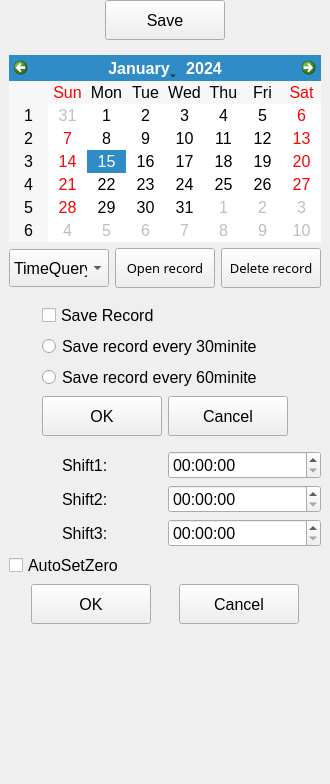
Before: the Qt Designer form countset.ui in zhuojiahu/yanzheng, drawn with Qt 5.
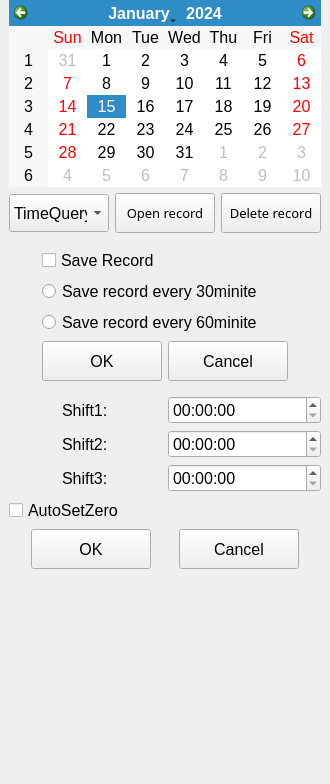
After: the same form once the commit is applied. Custom widgets are drawn as their Qt base class.

What changed in the file:
```diff
--- a/countset.ui
+++ b/countset.ui
@@ -29,48 +29,6 @@
    <property name="margin">
     <number>0</number>
    </property>
-   <item>
-    <widget class="DHBaseWidget" name="widget_conut" native="true">
-     <property name="font">
-      <font>
-       <pointsize>12</pointsize>
-      </font>
-     </property>
-     <layout class="QVBoxLayout" name="verticalLayout">
-      <property name="topMargin">
-       <number>0</number>
-      </property>
-      <item>
-       <layout class="QHBoxLayout" name="horizontalLayout">
-        <item>
-         <widget class="QPushButton" name="pushButton_save">
-          <property name="minimumSize">
-           <size>
-            <width>120</width>
-            <height>40</height>
-           </size>
-          </property>
-          <property name="maximumSize">
-           <size>
-            <width>120</width>
-            <height>40</height>
-           </size>
-          </property>
-          <property name="font">
-           <font>
-            <pointsize>12</pointsize>
-           </font>
-          </property>
-          <property name="text">
-           <string>Save</string>
-          </property>
-         </widget>
-        </item>
-       </layout>
-      </item>
-     </layout>
-    </widget>
-   </item>
    <item>
     <widget class="DHBaseWidget" name="widget_calendar" native="true">
      <property name="font">
```
